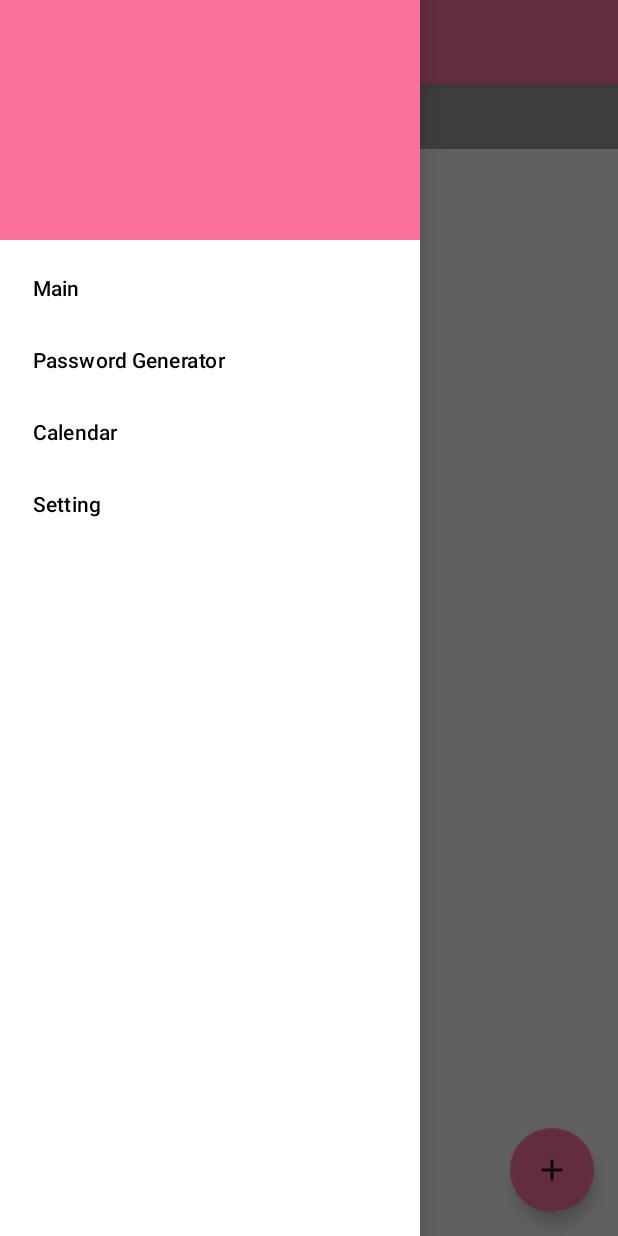
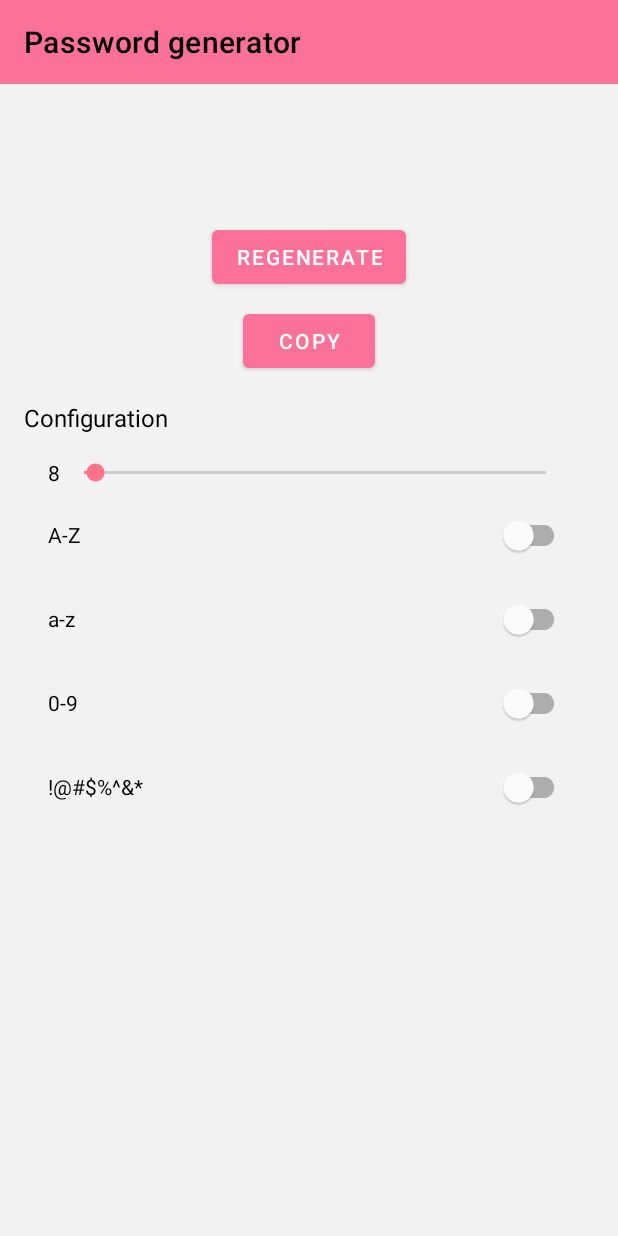
Before and after one commit to AidenHe2000/EnNote, an Android app: the screen it shows after launch (MainActivity before the commit, PasswordActivity after it), in the side drawer, after a tap on "Password Generator", on a phone screen of 412 x 824 dp. Run offline under Robolectric (Android 15) with nearby library versions, the phone set to English and light mode, and no system bars; our stand-ins replace Room's generated code; 1 statement that could not run was skipped.

Commit message:
Password Generator

```diff
--- a/app/src/main/AndroidManifest.xml
+++ b/app/src/main/AndroidManifest.xml
@@ -12,6 +12,7 @@
         android:roundIcon="@mipmap/ic_launcher_round"
         android:supportsRtl="true"
         android:theme="@style/Theme.EnNote">
+        <activity android:name=".PasswordActivity"></activity>
         <activity android:name=".MainActivity">
             <intent-filter>
                 <action android:name="android.intent.action.MAIN" />
--- a/app/src/main/java/com/ennote/android/MainActivity.kt
+++ b/app/src/main/java/com/ennote/android/MainActivity.kt
@@ -1,9 +1,16 @@
 package com.ennote.android
 
+import android.app.KeyguardManager
+import android.content.Context
+import android.content.Intent
+import android.content.pm.PackageManager
+import android.hardware.biometrics.BiometricPrompt
 import androidx.appcompat.app.AppCompatActivity
 import android.os.Bundle
+import android.os.CancellationSignal
 import android.view.MenuItem
 import androidx.appcompat.widget.Toolbar
+import androidx.core.app.ActivityCompat
 import androidx.core.view.GravityCompat
 import androidx.drawerlayout.widget.DrawerLayout
 import com.google.android.material.navigation.NavigationView
@@ -16,6 +23,27 @@ class MainActivity : AppCompatActivity(), NoteListFragment.Callbacks, NoteFragme
     private lateinit var drawerLayout: DrawerLayout
     private lateinit var navigationView: NavigationView
 
+    private var cancellationSignal: CancellationSignal? = null
+
+    private inner class AuthenticationCallback(private val noteId: UUID) :
+        BiometricPrompt.AuthenticationCallback() {
+        override fun onAuthenticationError(errorCode: Int, errString: CharSequence?) {
+            super.onAuthenticationError(errorCode, errString)
+            notifyUser("Authentication Error: $errString")
+        }
+
+        override fun onAuthenticationSucceeded(result: BiometricPrompt.AuthenticationResult?) {
+            super.onAuthenticationSucceeded(result)
+            //验证通过跳转
+            val fragment = NoteFragment.newInstance(noteId)
+            supportFragmentManager
+                .beginTransaction()
+                .replace(R.id.fragment_container, fragment)
+                .addToBackStack(null)
+                .commit()
+        }
+    }
+
     override fun onCreate(savedInstanceState: Bundle?) {
         super.onCreate(savedInstanceState)
         setContentView(R.layout.activity_main)
@@ -23,13 +51,26 @@ class MainActivity : AppCompatActivity(), NoteListFragment.Callbacks, NoteFragme
         drawerLayout = findViewById(R.id.drawer_layout)
         navigationView = findViewById(R.id.navigation_view)
 
+        toolbar.title = "Note List"
         setSupportActionBar(toolbar)
         supportActionBar?.let {
             it.setDisplayHomeAsUpEnabled(true)
             it.setHomeAsUpIndicator(R.drawable.menu)
         }
+
         //菜单占屏幕68%
         navigationView.layoutParams.width = (resources.displayMetrics.widthPixels * 0.68).toInt()
+        navigationView.setNavigationItemSelectedListener {
+            when (it.itemId) {
+                R.id.password_generator -> {
+                    startActivity(Intent(this@MainActivity, PasswordActivity::class.java))
+                    false
+                }
+                else -> {
+                    false
+                }
+            }
+        }
 
         val currentFragment = supportFragmentManager.findFragmentById(R.id.fragment_container)
 
@@ -41,15 +82,30 @@ class MainActivity : AppCompatActivity(), NoteListFragment.Callbacks, NoteFragme
                 .commit()
         }
 
+        checkBiometricSupport()
     }
 
-    override fun onNoteSelected(noteId: UUID) {
+    override fun onNoteSelected(noteId: UUID, isEncrypted: Boolean) {
+        if (isEncrypted) {
+            val biometricPrompt = BiometricPrompt.Builder(this)
+                .setTitle("Biometric Required")
+                .setNegativeButton(
+                    "Cancel", this.mainExecutor, { _, _ -> notifyUser("You cancelled") }
+                )
+                .build()
+            biometricPrompt.authenticate(
+                getCancellationSignal(),
+                mainExecutor,
+                AuthenticationCallback(noteId)
+            )
+        } else {
             val fragment = NoteFragment.newInstance(noteId)
             supportFragmentManager
                 .beginTransaction()
                 .replace(R.id.fragment_container, fragment)
                 .addToBackStack(null)
                 .commit()
+        }
     }
 
     override fun onDeleteNoteSelected(note: Note) {
@@ -58,6 +114,7 @@ class MainActivity : AppCompatActivity(), NoteListFragment.Callbacks, NoteFragme
             .beginTransaction()
             .replace(R.id.fragment_container, fragment)
             .commit()
+        //可以做撤销功能
         Snackbar.make(drawerLayout, "Note deleted", Snackbar.LENGTH_SHORT).show()
     }
 
@@ -67,4 +124,38 @@ class MainActivity : AppCompatActivity(), NoteListFragment.Callbacks, NoteFragme
         }
         return false
     }
+
+    private fun notifyUser(message: String) {
+        Snackbar.make(drawerLayout, message, Snackbar.LENGTH_SHORT).show()
     }
+
+    private fun getCancellationSignal(): CancellationSignal {
+        cancellationSignal = CancellationSignal()
+        cancellationSignal?.setOnCancelListener {
+            // Intentionally left blank
+        }
+        return cancellationSignal as CancellationSignal
+    }
+
+    private fun checkBiometricSupport(): Boolean {
+        val keyguardManager: KeyguardManager =
+            getSystemService(Context.KEYGUARD_SERVICE) as KeyguardManager
+        if (!keyguardManager.isKeyguardSecure) {
+            notifyUser("Biometric authentication disabled")
+            return false
+        }
+
+        if (ActivityCompat.checkSelfPermission(
+                this,
+                android.Manifest.permission.USE_BIOMETRIC
+            ) != PackageManager.PERMISSION_GRANTED
+        ) {
+            notifyUser("No permission for biometric")
+            return false
+        }
+
+        return if (packageManager.hasSystemFeature(PackageManager.FEATURE_FINGERPRINT)) {
+            return true
+        } else true
+    }
+}
--- a/app/src/main/java/com/ennote/android/NoteListFragment.kt
+++ b/app/src/main/java/com/ennote/android/NoteListFragment.kt
@@ -19,7 +19,7 @@ import java.util.*
 class NoteListFragment : Fragment() {
 
     interface Callbacks {
-        fun onNoteSelected(noteId: UUID)
+        fun onNoteSelected(noteId: UUID, isEncrypted: Boolean)
     }
 
     private var callbacks: Callbacks? = null
@@ -69,9 +69,10 @@ class NoteListFragment : Fragment() {
     override fun onStart() {
         super.onStart()
         floatingActionButton.setOnClickListener {
+            //Create new note
             val note = Note()
             noteListViewModel.addNote(note)
-            callbacks?.onNoteSelected(note.id)
+            callbacks?.onNoteSelected(note.id, false)
         }
     }
 
@@ -109,7 +110,7 @@ class NoteListFragment : Fragment() {
         }
 
         override fun onClick(v: View) {
-            callbacks?.onNoteSelected(note.id)
+            callbacks?.onNoteSelected(note.id, note.isEncrypted)
         }
     }
 
--- /dev/null
+++ b/app/src/main/java/com/ennote/android/Password.kt
@@ -0,0 +1,88 @@
+package com.ennote.android
+
+import kotlin.random.Random
+import kotlin.random.nextInt
+
+object Password {
+    var length: Int = 5
+    var upperCase: Boolean = false
+    var lowerCase: Boolean = false
+    var number: Boolean = false
+    var symbol: Boolean = false
+
+    private val uppers = listOf(
+        "A",
+        "B",
+        "C",
+        "D",
+        "E",
+        "F",
+        "G",
+        "H",
+        "I",
+        "J",
+        "K",
+        "L",
+        "M",
+        "N",
+        "O",
+        "P",
+        "Q",
+        "R",
+        "S",
+        "T",
+        "U",
+        "V",
+        "W",
+        "X",
+        "Y",
+        "Z"
+    )
+    private val lowers = listOf(
+        "a",
+        "b",
+        "c",
+        "d",
+        "e",
+        "f",
+        "g",
+        "h",
+        "i",
+        "j",
+        "k",
+        "l",
+        "m",
+        "n",
+        "o",
+        "p",
+        "q",
+        "r",
+        "s",
+        "t",
+        "u",
+        "v",
+        "w",
+        "x",
+        "y",
+        "z"
+    )
+    private val numbers = listOf(0, 1, 2, 3, 4, 5, 6, 7, 8, 9)
+    private val symbols = listOf("!", "@", "#", "\$", "%", "^", "&", "*")
+
+    fun getPassword(): String {
+        if (!upperCase && !lowerCase && !number && !symbol) return ""
+
+        val stringBuilder = StringBuilder()
+
+        while (stringBuilder.length < length) {
+            when (Random.nextInt(1..4)) {
+                1 -> if (upperCase) stringBuilder.append(uppers[Random.nextInt(uppers.indices)])
+                2 -> if (lowerCase) stringBuilder.append(lowers[Random.nextInt(lowers.indices)])
+                3 -> if (number) stringBuilder.append(numbers[Random.nextInt(numbers.indices)])
+                4 -> if (symbol) stringBuilder.append(symbols[Random.nextInt(symbols.indices)])
+            }
+        }
+
+        return stringBuilder.toString()
+    }
+}
--- /dev/null
+++ b/app/src/main/java/com/ennote/android/PasswordActivity.kt
@@ -0,0 +1,98 @@
+package com.ennote.android
+
+import android.content.ClipData
+import android.content.ClipboardManager
+import android.content.Context
+import androidx.appcompat.app.AppCompatActivity
+import android.os.Bundle
+import android.widget.Button
+import android.widget.SeekBar
+import android.widget.TextView
+import androidx.appcompat.widget.Toolbar
+import com.google.android.material.snackbar.Snackbar
+import com.google.android.material.switchmaterial.SwitchMaterial
+
+class PasswordActivity : AppCompatActivity() {
+
+    private lateinit var toolbar: Toolbar
+
+    private lateinit var resultPassword: TextView
+    private lateinit var regenerateButton: Button
+    private lateinit var copyButton: Button
+    private lateinit var currentLength: TextView
+    private lateinit var passwordLength: SeekBar
+    private lateinit var lowercaseSwitch: SwitchMaterial
+    private lateinit var uppercaseSwitch: SwitchMaterial
+    private lateinit var numberSwitch: SwitchMaterial
+    private lateinit var symbolSwitch: SwitchMaterial
+
+    private val passwordGenerator: Password = Password
+
+    override fun onCreate(savedInstanceState: Bundle?) {
+        super.onCreate(savedInstanceState)
+        setContentView(R.layout.activity_password)
+        toolbar = findViewById(R.id.password_toolbar)
+        toolbar.title = "Password generator"
+        setSupportActionBar(toolbar)
+
+        resultPassword = findViewById(R.id.result_password)
+        regenerateButton = findViewById(R.id.regenerate_button)
+        copyButton = findViewById(R.id.copy_password)
+        currentLength = findViewById(R.id.current_password_length)
+        passwordLength = findViewById(R.id.password_length)
+        lowercaseSwitch = findViewById(R.id.lowercase_switch)
+        uppercaseSwitch = findViewById(R.id.uppercase_switch)
+        numberSwitch = findViewById(R.id.number_switch)
+        symbolSwitch = findViewById(R.id.symbol_switch)
+
+        regenerateButton.setOnClickListener {
+            resultPassword.text = passwordGenerator.getPassword()
+        }
+
+        copyButton.setOnClickListener {
+            val clipboard = getSystemService(Context.CLIPBOARD_SERVICE) as ClipboardManager
+            val clip: ClipData = ClipData.newPlainText("password generated", resultPassword.text)
+            clipboard.setPrimaryClip(clip)
+            Snackbar.make(copyButton, "Password Copied", Snackbar.LENGTH_SHORT).show()
+        }
+
+        currentLength.text = passwordLength.progress.toString()
+        passwordLength.setOnSeekBarChangeListener(object : SeekBar.OnSeekBarChangeListener {
+            override fun onStartTrackingTouch(seekBar: SeekBar?) {
+                //left blank
+            }
+
+            override fun onProgressChanged(seekBar: SeekBar?, progress: Int, fromUser: Boolean) {
+                val currentProgress: Int = passwordLength.progress
+                currentLength.text = currentProgress.toString()
+                passwordGenerator.length = currentProgress
+                resultPassword.text = passwordGenerator.getPassword()
+            }
+
+            override fun onStopTrackingTouch(seekBar: SeekBar?) {
+                //left blank
+            }
+        })
+
+        lowercaseSwitch.setOnClickListener {
+            passwordGenerator.lowerCase = lowercaseSwitch.isChecked
+            resultPassword.text = passwordGenerator.getPassword()
+        }
+
+        uppercaseSwitch.setOnClickListener {
+            passwordGenerator.upperCase = uppercaseSwitch.isChecked
+            resultPassword.text = passwordGenerator.getPassword()
+        }
+
+        numberSwitch.setOnClickListener {
+            passwordGenerator.number = numberSwitch.isChecked
+            resultPassword.text = passwordGenerator.getPassword()
+        }
+
+        symbolSwitch.setOnClickListener {
+            passwordGenerator.symbol = symbolSwitch.isChecked
+            resultPassword.text = passwordGenerator.getPassword()
+        }
+    }
+
+}
--- a/app/src/main/res/layout/activity_main.xml
+++ b/app/src/main/res/layout/activity_main.xml
@@ -18,7 +18,7 @@
                 android:layout_width="match_parent"
                 android:layout_height="?attr/actionBarSize"
                 android:background="@color/color_primary"
-                app:popupTheme="@color/text_color_primary_dark"/>
+                app:popupTheme="@color/text_color_primary_dark" />
         </com.google.android.material.appbar.AppBarLayout>
 
         <!--Fragment-->
--- /dev/null
+++ b/app/src/main/res/layout/activity_password.xml
@@ -0,0 +1,149 @@
+<?xml version="1.0" encoding="utf-8"?>
+<androidx.constraintlayout.widget.ConstraintLayout xmlns:android="http://schemas.android.com/apk/res/android"
+    xmlns:app="http://schemas.android.com/apk/res-auto"
+    xmlns:tools="http://schemas.android.com/tools"
+    android:layout_width="match_parent"
+    android:layout_height="match_parent"
+    tools:context=".PasswordActivity">
+
+    <androidx.appcompat.widget.Toolbar
+        android:id="@+id/password_toolbar"
+        android:layout_width="match_parent"
+        android:layout_height="?attr/actionBarSize"
+        android:background="?attr/colorPrimary"
+        app:layout_constraintEnd_toEndOf="parent"
+        app:layout_constraintStart_toStartOf="parent"
+        app:layout_constraintTop_toTopOf="parent" />
+
+    <TextView
+        android:id="@+id/result_password"
+        android:layout_width="wrap_content"
+        android:layout_height="wrap_content"
+        android:layout_marginStart="8dp"
+        android:layout_marginTop="16dp"
+        android:layout_marginEnd="8dp"
+        android:padding="16dp"
+        android:textAlignment="center"
+        android:textSize="20sp"
+        app:layout_constraintEnd_toEndOf="parent"
+        app:layout_constraintStart_toStartOf="parent"
+        app:layout_constraintTop_toBottomOf="@+id/password_toolbar"
+        tools:text="password" />
+
+    <Button
+        android:id="@+id/regenerate_button"
+        android:layout_width="wrap_content"
+        android:layout_height="wrap_content"
+        android:layout_marginTop="16dp"
+        android:text="Regenerate"
+        app:layout_constraintEnd_toEndOf="parent"
+        app:layout_constraintStart_toStartOf="parent"
+        app:layout_constraintTop_toBottomOf="@+id/result_password" />
+
+    <Button
+        android:id="@+id/copy_password"
+        android:layout_width="wrap_content"
+        android:layout_height="wrap_content"
+        android:layout_marginTop="8dp"
+        android:text="Copy"
+        app:layout_constraintEnd_toEndOf="parent"
+        app:layout_constraintStart_toStartOf="parent"
+        app:layout_constraintTop_toBottomOf="@+id/regenerate_button" />
+
+    <TextView
+        android:id="@+id/textView3"
+        android:layout_width="0dp"
+        android:layout_height="wrap_content"
+        android:layout_marginStart="16dp"
+        android:layout_marginTop="16dp"
+        android:layout_marginEnd="16dp"
+        android:text="Configuration"
+        android:textSize="16sp"
+        app:layout_constraintEnd_toEndOf="parent"
+        app:layout_constraintStart_toStartOf="parent"
+        app:layout_constraintTop_toBottomOf="@+id/copy_password" />
+
+    <androidx.constraintlayout.widget.ConstraintLayout
+        android:id="@+id/linearLayout"
+        android:layout_width="0dp"
+        android:layout_height="wrap_content"
+        android:layout_marginStart="32dp"
+        android:layout_marginTop="16dp"
+        android:layout_marginEnd="32dp"
+        app:layout_constraintEnd_toEndOf="parent"
+        app:layout_constraintStart_toStartOf="parent"
+        app:layout_constraintTop_toBottomOf="@+id/textView3">
+
+        <TextView
+            android:id="@+id/current_password_length"
+            android:layout_width="0dp"
+            android:layout_height="wrap_content"
+            app:layout_constraintBottom_toBottomOf="parent"
+            app:layout_constraintStart_toStartOf="parent"
+            app:layout_constraintTop_toTopOf="parent"
+            app:layout_constraintVertical_bias="0.0"
+            tools:text="number" />
+
+        <SeekBar
+            android:id="@+id/password_length"
+            android:layout_width="0dp"
+            android:layout_height="wrap_content"
+            android:max="128"
+            android:min="5"
+            android:progress="8"
+            app:layout_constraintBottom_toBottomOf="parent"
+            app:layout_constraintEnd_toEndOf="parent"
+            app:layout_constraintStart_toEndOf="@+id/current_password_length"
+            app:layout_constraintTop_toTopOf="parent" />
+    </androidx.constraintlayout.widget.ConstraintLayout>
+
+
+    <com.google.android.material.switchmaterial.SwitchMaterial
+        android:id="@+id/uppercase_switch"
+        android:layout_width="0dp"
+        android:layout_height="wrap_content"
+        android:layout_marginStart="32dp"
+        android:layout_marginTop="8dp"
+        android:layout_marginEnd="32dp"
+        android:text="A-Z"
+        app:layout_constraintEnd_toEndOf="parent"
+        app:layout_constraintStart_toStartOf="parent"
+        app:layout_constraintTop_toBottomOf="@+id/linearLayout" />
+
+    <com.google.android.material.switchmaterial.SwitchMaterial
+        android:id="@+id/lowercase_switch"
+        android:layout_width="0dp"
+        android:layout_height="wrap_content"
+        android:layout_marginStart="32dp"
+        android:layout_marginTop="8dp"
+        android:layout_marginEnd="32dp"
+        android:text="a-z"
+        app:layout_constraintEnd_toEndOf="parent"
+        app:layout_constraintStart_toStartOf="parent"
+        app:layout_constraintTop_toBottomOf="@+id/uppercase_switch" />
+
+    <com.google.android.material.switchmaterial.SwitchMaterial
+        android:id="@+id/number_switch"
+        android:layout_width="0dp"
+        android:layout_height="wrap_content"
+        android:layout_marginStart="32dp"
+        android:layout_marginTop="8dp"
+        android:layout_marginEnd="32dp"
+        android:text="0-9"
+        app:layout_constraintEnd_toEndOf="parent"
+        app:layout_constraintStart_toStartOf="parent"
+        app:layout_constraintTop_toBottomOf="@+id/lowercase_switch" />
+
+    <com.google.android.material.switchmaterial.SwitchMaterial
+        android:id="@+id/symbol_switch"
+        android:layout_width="0dp"
+        android:layout_height="wrap_content"
+        android:layout_marginStart="32dp"
+        android:layout_marginTop="8dp"
+        android:layout_marginEnd="32dp"
+        android:text="@string/special_symbols"
+        app:layout_constraintEnd_toEndOf="parent"
+        app:layout_constraintStart_toStartOf="parent"
+        app:layout_constraintTop_toBottomOf="@+id/number_switch" />
+
+</androidx.constraintlayout.widget.ConstraintLayout>
--- a/app/src/main/res/menu/navigation_view_menu.xml
+++ b/app/src/main/res/menu/navigation_view_menu.xml
@@ -3,7 +3,7 @@
     <group android:checkableBehavior="single">
         <item
             android:id="@+id/main"
-            android:title="Main" />
+            android:title="Notes" />
         <item
             android:id="@+id/password_generator"
             android:title="Password Generator" />
--- a/app/src/main/res/values/strings.xml
+++ b/app/src/main/res/values/strings.xml
@@ -1,4 +1,5 @@
 <resources>
     <string name="app_name">EnNote</string>
 
+    <string name="special_symbols">!@#$%^&amp;*</string>
 </resources>
```
Lines whose indentation alone changed are shown as unchanged.
